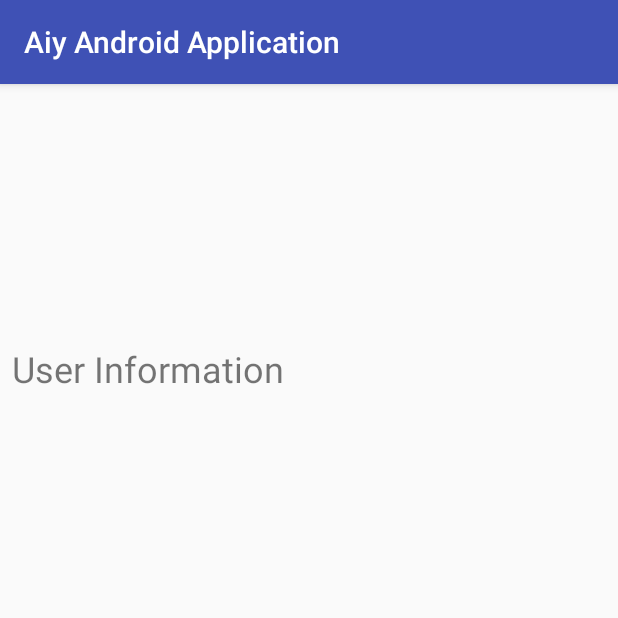
After one commit to DanielWen-Takuya/aiy-voice-development, an Android app: the fragment UserInfoFragment shown on its own in the app's theme, on a phone screen of 412 x 824 dp, the top half of it. The commit adds this screen. Run offline under Robolectric (Android 15) with nearby library versions, the phone set to English and light mode, and no system bars.

Commit message:
Make android fragments prototype

```diff
--- /dev/null
+++ b/aiy_android_application/app/src/main/java/com/aiy/zoutao_wen/aiyandroidapplication/UserInfoFragment.java
@@ -0,0 +1,19 @@
+package com.aiy.zoutao_wen.aiyandroidapplication;
+
+import android.app.Fragment;
+import android.os.Bundle;
+import android.view.LayoutInflater;
+import android.view.View;
+import android.view.ViewGroup;
+
+public class UserInfoFragment extends Fragment {
+    private User user;
+
+    @Override
+    public View onCreateView(LayoutInflater inflater, ViewGroup container,
+                             Bundle savedInstanceState) {
+        // Inflate the layout for this fragment
+        return inflater.inflate(R.layout.user_info_fragment, container, false);
+    }
+
+}
--- /dev/null
+++ b/aiy_android_application/app/src/main/res/layout/user_info_fragment.xml
@@ -0,0 +1,25 @@
+<?xml version="1.0" encoding="utf-8"?>
+<android.support.constraint.ConstraintLayout
+    xmlns:android="http://schemas.android.com/apk/res/android"
+    xmlns:app="http://schemas.android.com/apk/res-auto"
+    xmlns:tools="http://schemas.android.com/tools"
+    android:layout_width="match_parent"
+    android:layout_height="match_parent">
+
+    <TextView
+        android:id="@+id/user_info_title"
+        android:layout_width="wrap_content"
+        android:layout_height="wrap_content"
+        android:layout_marginBottom="8dp"
+        android:layout_marginEnd="8dp"
+        android:layout_marginStart="8dp"
+        android:layout_marginTop="8dp"
+        android:text="User Information"
+        android:textSize="24sp"
+        app:layout_constraintBottom_toBottomOf="parent"
+        app:layout_constraintEnd_toEndOf="parent"
+        app:layout_constraintHorizontal_bias="0.0"
+        app:layout_constraintStart_toStartOf="parent"
+        app:layout_constraintTop_toTopOf="parent"
+        app:layout_constraintVertical_bias="0.23000002" />
+</android.support.constraint.ConstraintLayout>
```
Also changed, not shown: aiy_android_application/app/src/main/java/com/aiy/zoutao_wen/aiyandroidapplication/DataGraphFragment.java (added, +16 -0 lines), aiy_android_application/app/src/main/java/com/aiy/zoutao_wen/aiyandroidapplication/DataObservationFragment.java (added, +16 -0 lines), aiy_android_application/app/src/main/java/com/aiy/zoutao_wen/aiyandroidapplication/MenuActivity.java (+35 -8 lines), aiy_android_application/app/src/main/java/com/aiy/zoutao_wen/aiyandroidapplication/PlayMusicFragment.java (added, +16 -0 lines), aiy_android_application/app/src/main/java/com/aiy/zoutao_wen/aiyandroidapplication/WelcomeFragment.java (added, +16 -0 lines), aiy_android_application/app/src/main/res/layout/content_menu.xml (+5 -4 lines), aiy_android_application/app/src/main/res/layout/data_graph_fragment.xml (added, +23 -0 lines), aiy_android_application/app/src/main/res/layout/data_observation_fragment.xml (added, +23 -0 lines), aiy_android_application/app/src/main/res/layout/play_music_fragment.xml (added, +23 -0 lines), aiy_android_application/app/src/main/res/layout/welcome_fragment.xml (added, +23 -0 lines), aiy_android_application/app/src/main/res/menu/activity_main_drawer.xml (+8 -8 lines).
